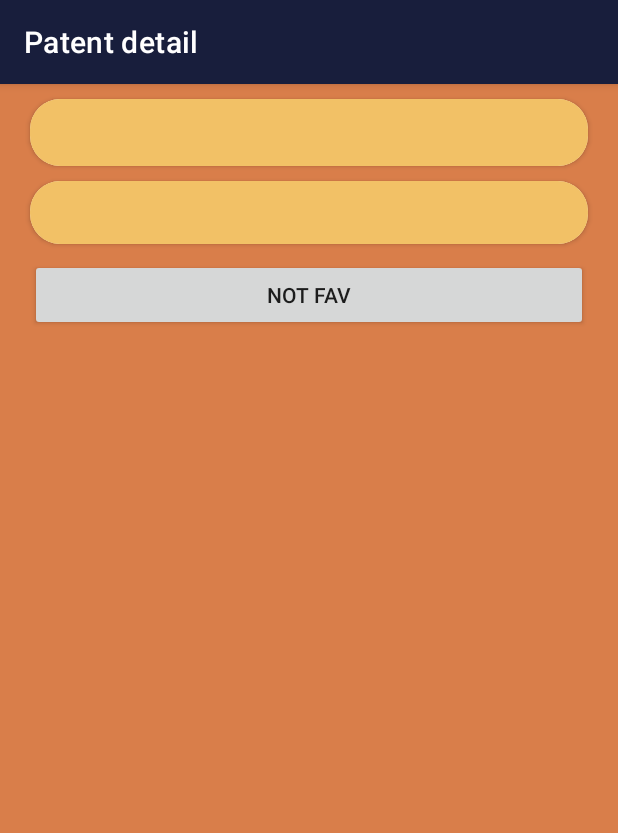
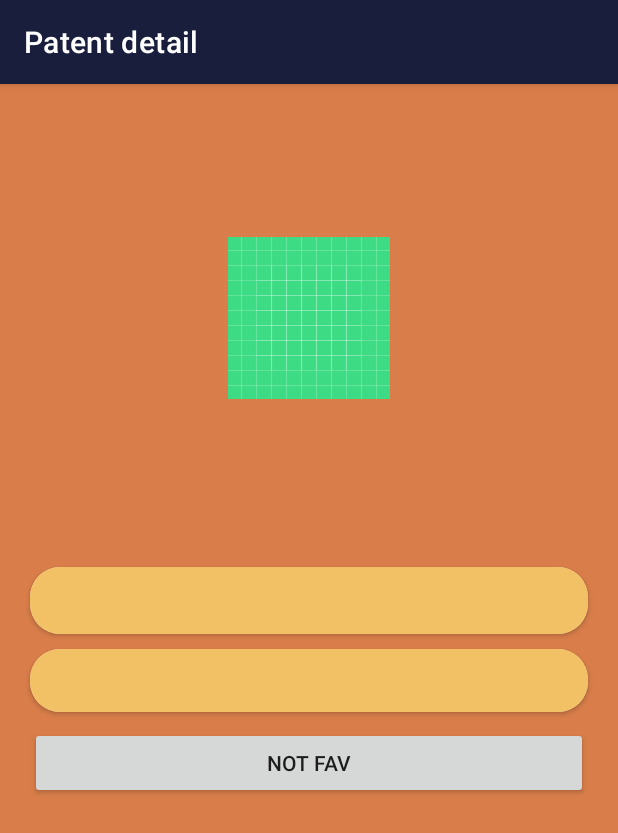
Before and after one commit to Rigonpa/NasaApp, an Android app: the DetailActivity screen opened directly, with no data from a screen before it, on a phone screen of 412 x 824 dp. Shown: the top 833 px of the screen. Run offline under Robolectric (Android 15) with nearby library versions, the phone set to English and light mode, and no system bars; pictures from the network do not load; 4 statements that could not run were skipped.

Commit message:
Detail image placeholder

```diff
--- a/app/src/main/java/com/example/nasaapp/scenes/detail/DetailActivity.kt
+++ b/app/src/main/java/com/example/nasaapp/scenes/detail/DetailActivity.kt
@@ -3,6 +3,7 @@ package com.example.nasaapp.scenes.detail
 import android.os.Bundle
 import androidx.lifecycle.ViewModelProvider
 import com.bumptech.glide.Glide
+import com.bumptech.glide.request.RequestOptions
 import com.example.nasaapp.R
 import com.example.nasaapp.base.BaseTemplate
 import com.example.nasaapp.common.AppViewModelFactory
@@ -36,6 +37,7 @@ class DetailActivity : BaseTemplate.BaseActivity() {
     private fun setValueToUI() {
         Glide.with(this@DetailActivity)
             .load(patent.imageUrlString)
+            .apply(RequestOptions().placeholder(R.drawable.ic_launcher_foreground))
             .into(detail_patent_image)
         detail_patent_name.text = patent.name
         detail_patent_desc.text = patent.description
--- a/app/src/main/res/layout/activity_detail.xml
+++ b/app/src/main/res/layout/activity_detail.xml
@@ -17,7 +17,10 @@
             <androidx.appcompat.widget.AppCompatImageView
                 android:id="@+id/detail_patent_image"
                 android:layout_width="match_parent"
-                android:layout_height="wrap_content" />
+                android:layout_height="312dp"
+                android:scaleType="center"
+                android:src="@drawable/ic_launcher_background"
+                />
 
             <androidx.cardview.widget.CardView
                 android:id="@+id/card_view_detail_name"
```
